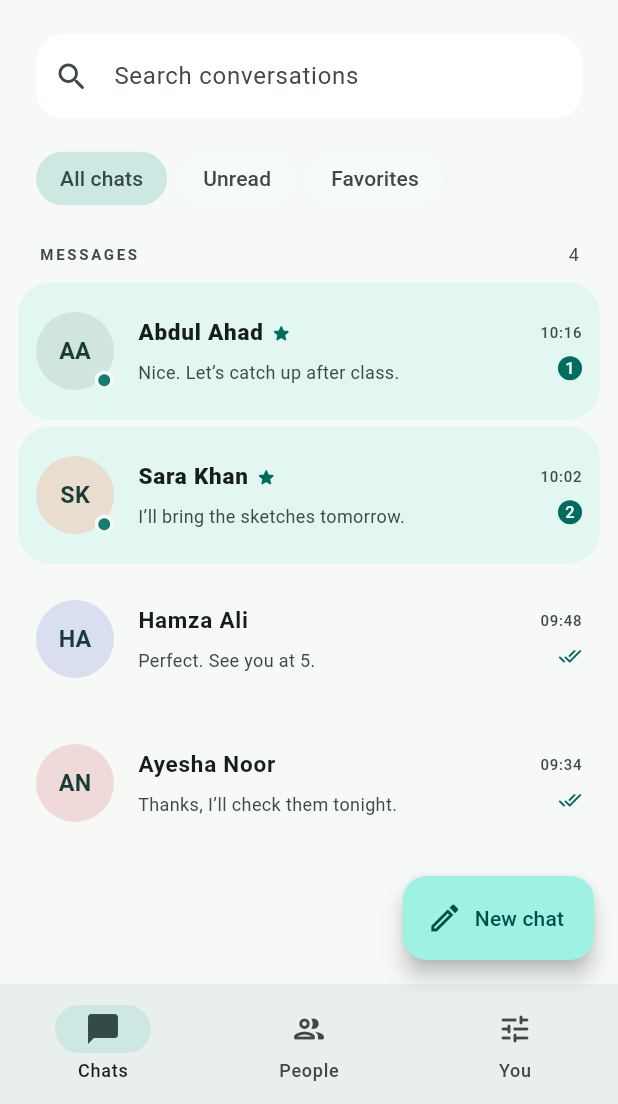
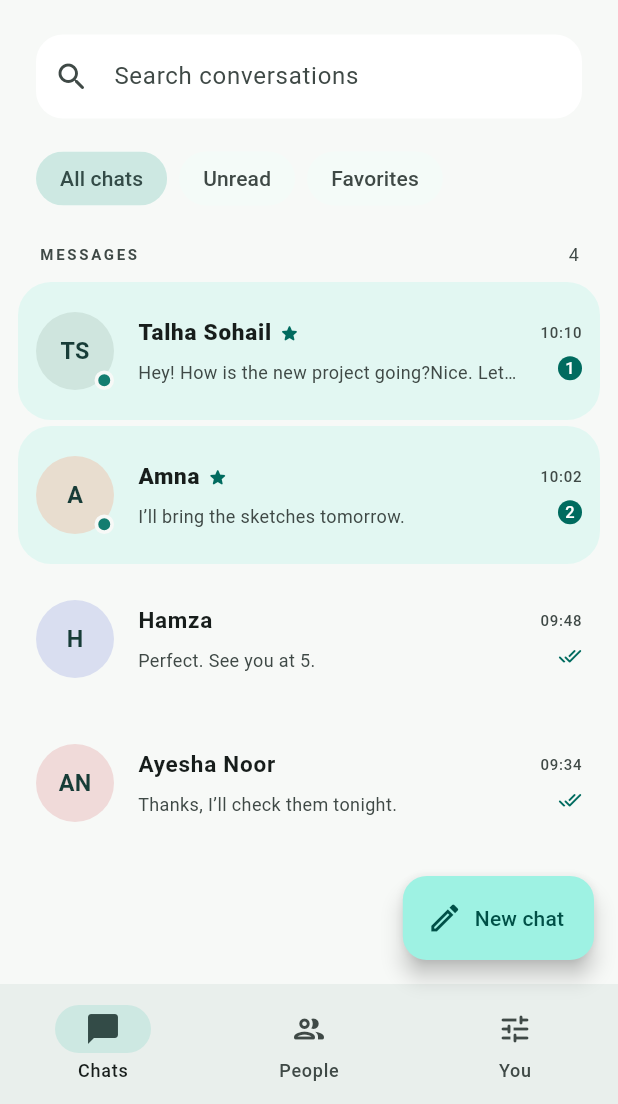
Before and after one commit to abuhuraira33/Loop-Chat, a Flutter app: the screen it shows after launch, after a tap on "Open Loop Chat", on a phone screen of 412 x 824 dp, the part 132-1236 px from its top. Run offline on Flutter 3.47's test engine with Material 3 defaults, Android fonts, the phone set to English and light mode, and no system bars.

Commit message:
Update Loop Chat project

```diff
--- a/loop_chat/lib/demo_store.dart
+++ b/loop_chat/lib/demo_store.dart
@@ -60,24 +60,24 @@
   void _seed() {
     contacts.addAll([
       Contact(
-        id: 'ahad',
-        name: 'Abdul Ahad',
+        id: 'talha',
+        name: 'Talha Sohail',
         bio: 'Building something good.',
         color: const Color(0xFFCFE5DE),
         online: true,
         favorite: true,
       ),
       Contact(
-        id: 'sara',
-        name: 'Sara Khan',
-        bio: 'Design, coffee, repeat.',
+        id: 'Amna',
+        name: 'Amna',
+        bio: 'Chill',
         color: const Color(0xFFE8DDCF),
         online: true,
         favorite: true,
       ),
       Contact(
         id: 'hamza',
-        name: 'Hamza Ali',
+        name: 'Hamza ',
         bio: 'Always up for a match.',
         color: const Color(0xFFD9DEF0),
       ),
@@ -103,8 +103,7 @@
     ]);
     final lines = [
       [
-        'Hey! How is the new project going?',
-        'Pretty well! Keeping the first version simple.',
+        'Hey! How is the new project going?'
         'Nice. Let’s catch up after class.',
       ],
       [
```
